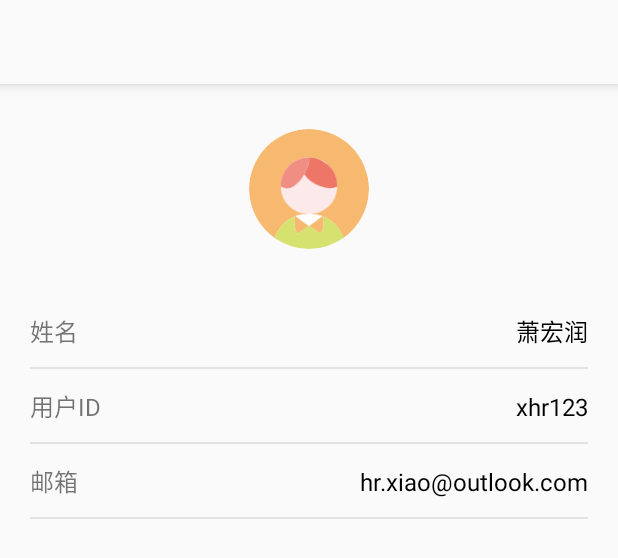
After one commit to Junnsary/Fzpandroid, an Android app: the layout activity_personal.xml on its own in the app's theme, with its tools: preview values and no code run, on a phone screen of 412 x 824 dp. The commit adds this screen. Shown: the top 558 px of the screen. Run offline under Robolectric (Android 15) with nearby library versions, the phone set to English and light mode, and no system bars.

Commit message:
完成了个人信息功能

```diff
--- a/app/src/main/java/com/xhr/fzp/logic/network/VideoService.kt
+++ b/app/src/main/java/com/xhr/fzp/logic/network/VideoService.kt
@@ -8,8 +8,6 @@ import retrofit2.http.Path
 import retrofit2.http.Query
 
 interface VideoService {
-    @GET("api/video/")
-    fun getVideoListByTag(@Query("tagid") tagId: Int) : Call<FzpResponse<List<Video>>>
     @GET("api/video/{id}")
     fun getVideoInfo(@Path("id") id: Int) : Call<FzpResponse<Video>>
 }
--- a/app/src/main/java/com/xhr/fzp/ui/info/InfoFragment.kt
+++ b/app/src/main/java/com/xhr/fzp/ui/info/InfoFragment.kt
@@ -51,8 +51,6 @@ class InfoFragment : BaseFragment<FragmentInfoBinding> {
                     binding.llTlVp.visibility = View.VISIBLE
                     binding.srlInfo.isEnabled = false
                     binding.tvFailure.visibility = View.GONE
-                    // 合并起来tag的一个fragment
-//                    LogUtil.d(this, it.toString())
                     viewModel.tagList.clear()
                     viewModel.tagList.addAll(it)
                     if (sum) {
@@ -69,7 +67,6 @@ class InfoFragment : BaseFragment<FragmentInfoBinding> {
                         override fun createFragment(position: Int) = viewModel.fragments[position]
                     }
                     binding.vpInfoList.offscreenPageLimit = 1
-//                binding.vpInfoList.offscreenPageLimit = 4
                     TabLayoutMediator(binding.tlInfoTag, binding.vpInfoList) { tab, position ->
                         tab.text = viewModel.tagList[position].name
                     }.attach()
@@ -77,8 +74,6 @@ class InfoFragment : BaseFragment<FragmentInfoBinding> {
             }
 
             result.onFailure {
-//                LogUtil.d(this, "case获取失败！")
-//                LogUtil.d(this, it.javaClass.simpleName)
                 binding.tvFailure.visibility = View.VISIBLE
                 binding.llTlVp.visibility = View.GONE
                 binding.srlInfo.isEnabled = true
--- a/app/src/main/java/com/xhr/fzp/ui/videodetail/VideoFragment.kt
+++ b/app/src/main/java/com/xhr/fzp/ui/videodetail/VideoFragment.kt
@@ -23,7 +23,7 @@ class VideoFragment(private val sourceId: Int) : BaseFragment<FragmentVideoBindi
                 binding.tvVideoManagerName.text = video.manager.name
                 binding.tvVideoDetailDate.text = video.createdAt.toString()
                 val url = FzpServiceCreator.getVideoFilePath(video.fileName)
-                LogUtil.d(this, url)
+//                LogUtil.d(this, url)
                 binding.sgpVideo.setUp(url, true, "")
                 val coverImage = ImageView(activity)
                 coverImage.scaleType = ImageView.ScaleType.CENTER_CROP
--- /dev/null
+++ b/app/src/main/java/com/xhr/fzp/功能.txt
@@ -0,0 +1,3 @@
+1. android 的搜索功能、个人功能Activity（包含退出)
+2. 管理员可以发布案例的视频
+3. 修改 视频界面的时间格式
--- /dev/null
+++ b/app/src/main/res/layout/activity_personal.xml
@@ -0,0 +1,134 @@
+<?xml version="1.0" encoding="utf-8"?>
+<LinearLayout xmlns:android="http://schemas.android.com/apk/res/android"
+    android:layout_width="match_parent"
+    android:layout_height="match_parent"
+    android:orientation="vertical">
+
+    <androidx.appcompat.widget.Toolbar
+        android:id="@+id/tl_personal"
+        style="@style/toolbar_default_style"
+        android:elevation="5dp" />
+
+    <RelativeLayout
+        android:id="@+id/ll_login"
+        android:layout_width="match_parent"
+        android:layout_height="140dp">
+
+        <de.hdodenhof.circleimageview.CircleImageView
+            android:id="@+id/iv_avatar"
+            android:layout_centerInParent="true"
+            android:layout_width="80dp"
+            android:layout_height="80dp"
+            android:src="@mipmap/avatar_test" />
+
+    </RelativeLayout>
+
+
+    <LinearLayout
+        android:layout_width="match_parent"
+        android:layout_height="wrap_content"
+        android:orientation="vertical">
+
+
+        <RelativeLayout
+            android:layout_width="match_parent"
+            android:layout_height="50dp"
+            android:paddingLeft="20dp"
+            android:paddingRight="20dp"
+            android:orientation="horizontal">
+
+            <TextView
+                android:layout_width="wrap_content"
+                android:layout_height="wrap_content"
+                android:layout_alignParentLeft="true"
+                android:layout_centerVertical="true"
+                android:text="姓名"
+                android:textSize="16sp" />
+
+            <TextView
+                android:id="@+id/tv_user_name"
+                style="@style/text_default_style"
+                android:layout_width="wrap_content"
+                android:layout_height="wrap_content"
+                android:layout_alignParentRight="true"
+                android:layout_centerVertical="true"
+                android:text="萧宏润"
+                android:textSize="16sp" />
+
+            <View
+                android:layout_width="match_parent"
+                android:layout_height="1dp"
+                android:layout_alignParentBottom="true"
+                android:background="@color/dividing_line_color" />
+
+        </RelativeLayout>
+
+        <RelativeLayout
+            android:layout_width="match_parent"
+            android:layout_height="50dp"
+            android:paddingLeft="20dp"
+            android:paddingRight="20dp"
+            android:orientation="horizontal">
+
+            <TextView
+                android:layout_width="wrap_content"
+                android:layout_height="wrap_content"
+                android:layout_alignParentLeft="true"
+                android:layout_centerVertical="true"
+                android:text="用户ID"
+                android:textSize="16sp" />
+
+            <TextView
+                android:id="@+id/tv_user_id"
+                style="@style/text_default_style"
+                android:layout_width="wrap_content"
+                android:layout_height="wrap_content"
+                android:layout_alignParentRight="true"
+                android:layout_centerVertical="true"
+                android:text="xhr123"
+                android:textSize="16sp" />
+
+            <View
+                android:layout_width="match_parent"
+                android:layout_height="1dp"
+                android:layout_alignParentBottom="true"
+                android:background="@color/dividing_line_color" />
+
+        </RelativeLayout>
+
+        <RelativeLayout
+            android:layout_width="match_parent"
+            android:layout_height="50dp"
+            android:paddingLeft="20dp"
+            android:paddingRight="20dp"
+            android:orientation="horizontal">
+
+            <TextView
+                android:layout_width="wrap_content"
+                android:layout_height="wrap_content"
+                android:layout_alignParentLeft="true"
+                android:layout_centerVertical="true"
+                android:text="邮箱"
+                android:textSize="16sp" />
+
+            <TextView
+                android:id="@+id/tv_user_email"
+                style="@style/text_default_style"
+                android:layout_width="wrap_content"
+                android:layout_height="wrap_content"
+                android:layout_alignParentRight="true"
+                android:layout_centerVertical="true"
+                android:text="hr.xiao@outlook.com"
+                android:textSize="16sp" />
+
+            <View
+                android:layout_width="match_parent"
+                android:layout_height="1dp"
+                android:layout_alignParentBottom="true"
+                android:background="@color/dividing_line_color" />
+
+        </RelativeLayout>
+
+    </LinearLayout>
+
+</LinearLayout>
--- a/app/src/main/res/layout/activity_signup.xml
+++ b/app/src/main/res/layout/activity_signup.xml
@@ -15,7 +15,7 @@
         android:layout_marginTop="20dp"
         android:layout_marginBottom="20dp"
         android:gravity="center"
-        android:text="帐号注册"
+        android:text="账号注册"
         android:textSize="22sp" />
 
     <LinearLayout
@@ -42,7 +42,7 @@
             android:id="@+id/et_signup_user_name"
             style="@style/edit_login_logout_style"
             android:maxLength="10"
-            android:hint="请输入用户名称(1 ~ 10位)" />
+            android:hint="请输入用户姓名(1 ~ 10位)" />
 
         <EditText
             android:id="@+id/et_signup_user_passwd"
--- a/app/src/main/res/values/strings.xml
+++ b/app/src/main/res/values/strings.xml
@@ -2,7 +2,7 @@
     <string name="app_name">大学生防诈骗知识平台</string>
     <string name="activity_mian_study_str">学习</string>
     <string name="activity_main_case_str">案例</string>
-    <string name="activity_main_mine_str">我的</string>
+    <string name="activity_main_mine_str">个人</string>
     <string name="avatar">avatar</string>
     <string name="comment_send_success">评论已发布</string>
     <string name="comment_send_fail">评论发布失败</string>
```
Also changed, not shown: app/src/main/AndroidManifest.xml (+5 -3 lines), app/src/main/java/com/xhr/fzp/logic/Repository.kt (+1 -35 lines), app/src/main/java/com/xhr/fzp/logic/network/ArticleService.kt (deleted, +0 -20 lines), app/src/main/java/com/xhr/fzp/logic/network/FzpNetwork.kt (+0 -7 lines), app/src/main/java/com/xhr/fzp/ui/detail/DetailActivity.kt (+0 -18 lines), app/src/main/java/com/xhr/fzp/ui/home/HomeActivity.kt (+4 -5 lines), app/src/main/java/com/xhr/fzp/ui/knowledge/KnowledgeFragment.kt (+2 -6 lines), app/src/main/java/com/xhr/fzp/ui/login/LoginActivity.kt (+0 -15 lines), app/src/main/java/com/xhr/fzp/ui/mime/MimeFragment.kt (+7 -3 lines), app/src/main/java/com/xhr/fzp/ui/personal/PersonalActivity.kt (added, +45 -0 lines), app/src/main/java/com/xhr/fzp/ui/personal/PersonalViewModel.kt (added, +17 -0 lines), 1 other file.
